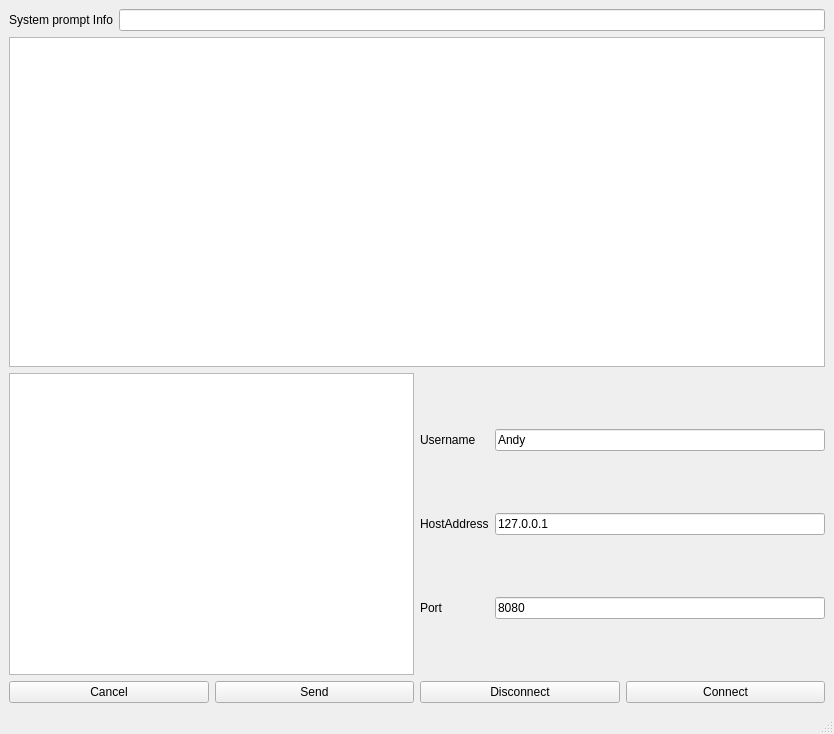
This is cryptoChat/ClientChat/mainwindow.ui in showlibia/WHU-Crypt-Exp as Qt 5 draws it before an edit. The edited form follows.
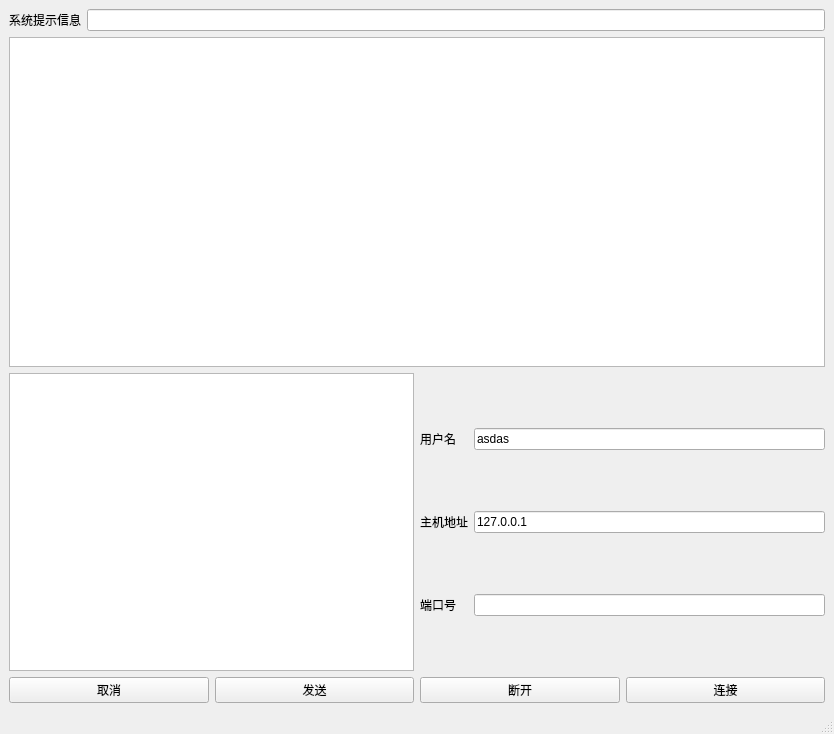
This is the edited form.

What changed in the file:
```diff
--- a/cryptoChat/ClientChat/mainwindow.ui
+++ b/cryptoChat/ClientChat/mainwindow.ui
@@ -20,7 +20,7 @@
       <item>
        <widget class="QLabel" name="tip_label">
         <property name="text">
-         <string>System prompt Info</string>
+         <string>系统提示信息</string>
         </property>
        </widget>
       </item>
@@ -39,14 +39,14 @@
         <item>
          <widget class="QPushButton" name="cancel_pb">
           <property name="text">
-           <string>Cancel</string>
+           <string>取消</string>
           </property>
          </widget>
         </item>
         <item>
          <widget class="QPushButton" name="send_pb">
           <property name="text">
-           <string>Send</string>
+           <string>发送</string>
           </property>
          </widget>
         </item>
@@ -57,14 +57,14 @@
         <item>
          <widget class="QPushButton" name="disconnect_pb">
           <property name="text">
-           <string>Disconnect</string>
+           <string>断开</string>
           </property>
          </widget>
         </item>
         <item>
          <widget class="QPushButton" name="connect_pb">
           <property name="text">
-           <string>Connect</string>
+           <string>连接</string>
           </property>
          </widget>
         </item>
@@ -78,21 +78,21 @@
         <item row="0" column="1">
          <widget class="QLineEdit" name="username_edit">
           <property name="text">
-           <string>Andy</string>
+           <string>asdas</string>
           </property>
          </widget>
         </item>
         <item row="1" column="0">
          <widget class="QLabel" name="host_label">
           <property name="text">
-           <string>HostAddress</string>
+           <string>主机地址</string>
           </property>
          </widget>
         </item>
         <item row="0" column="0">
          <widget class="QLabel" name="username_label">
           <property name="text">
-           <string>Username</string>
+           <string>用户名</string>
           </property>
          </widget>
         </item>
@@ -106,14 +106,14 @@
         <item row="2" column="0">
          <widget class="QLabel" name="port_label">
           <property name="text">
-           <string>Port</string>
+           <string>端口号</string>
           </property>
          </widget>
         </item>
         <item row="2" column="1">
          <widget class="QLineEdit" name="port_edit">
           <property name="text">
-           <string>8080</string>
+           <string/>
           </property>
          </widget>
         </item>
```
Left out of the diff: 2 changed lines with no effect on the pictures.
